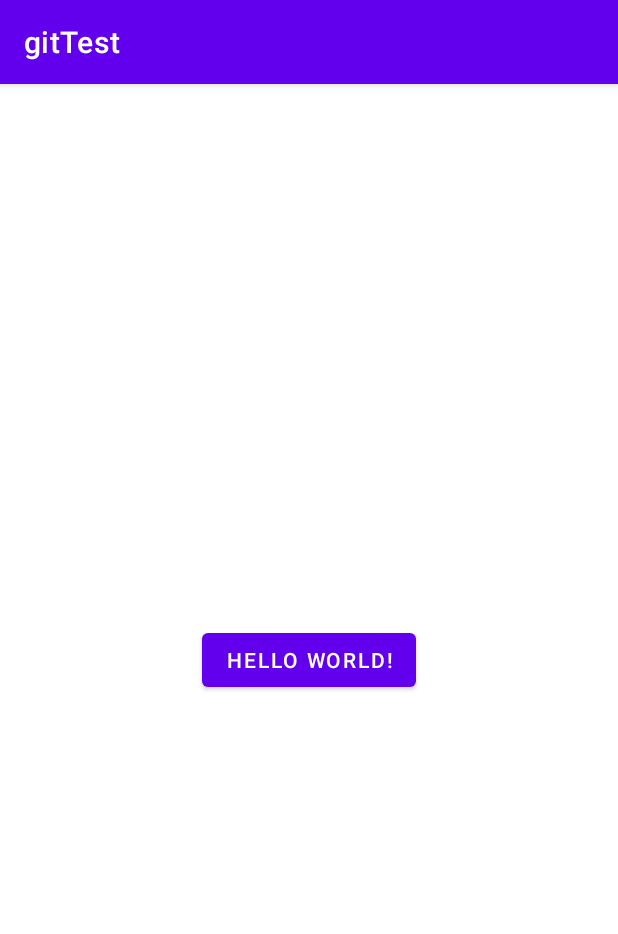
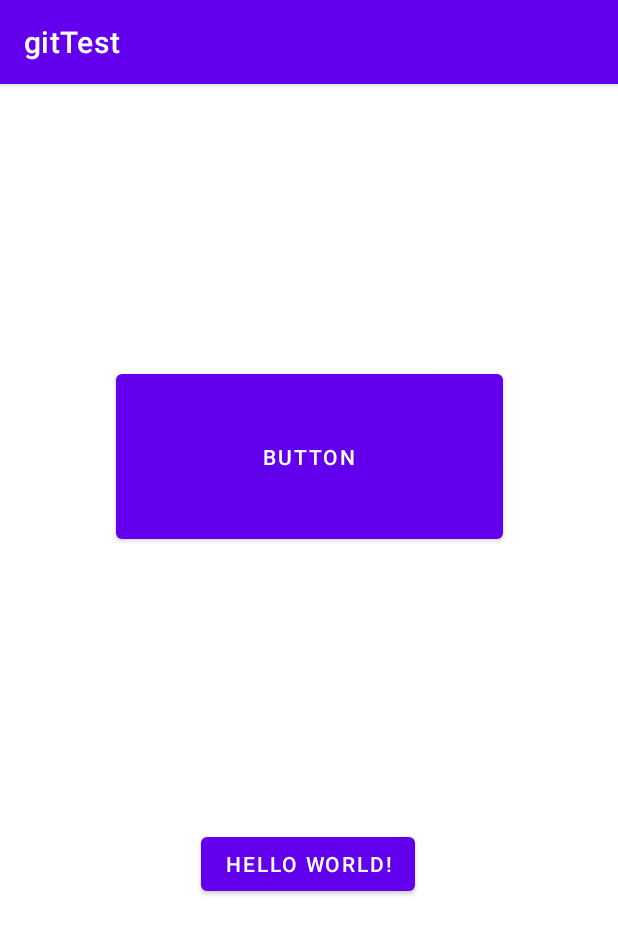
Before and after one commit to ShadyRamadan888/gitTest, an Android app: the screen it shows after launch (MainActivity), on a phone screen of 412 x 824 dp. Shown: the top 934 px of the screen. Run offline under Robolectric (Android 15) with nearby library versions, the phone set to English and light mode, and no system bars.

```diff
--- a/app/src/main/res/layout/activity_main.xml
+++ b/app/src/main/res/layout/activity_main.xml
@@ -7,10 +7,22 @@
     tools:context=".MainActivity">
 
     <Button
+        android:id="@+id/button2"
         android:layout_width="wrap_content"
         android:layout_height="wrap_content"
+        android:layout_marginBottom="224dp"
         android:text="Hello World!"
         app:layout_constraintBottom_toBottomOf="parent"
+        app:layout_constraintEnd_toEndOf="parent"
+        app:layout_constraintHorizontal_bias="0.498"
+        app:layout_constraintStart_toStartOf="parent" />
+
+    <Button
+        android:id="@+id/button"
+        android:layout_width="258dp"
+        android:layout_height="122dp"
+        android:text="Button"
+        app:layout_constraintBottom_toTopOf="@+id/button2"
         app:layout_constraintEnd_toEndOf="parent"
         app:layout_constraintStart_toStartOf="parent"
         app:layout_constraintTop_toTopOf="parent" />
```
